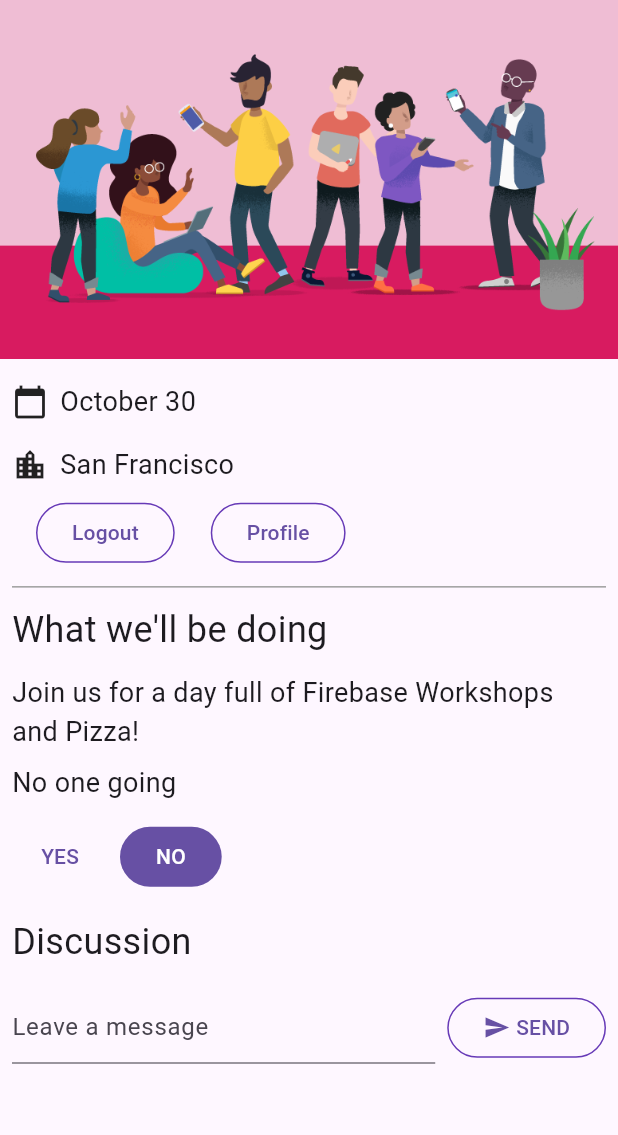
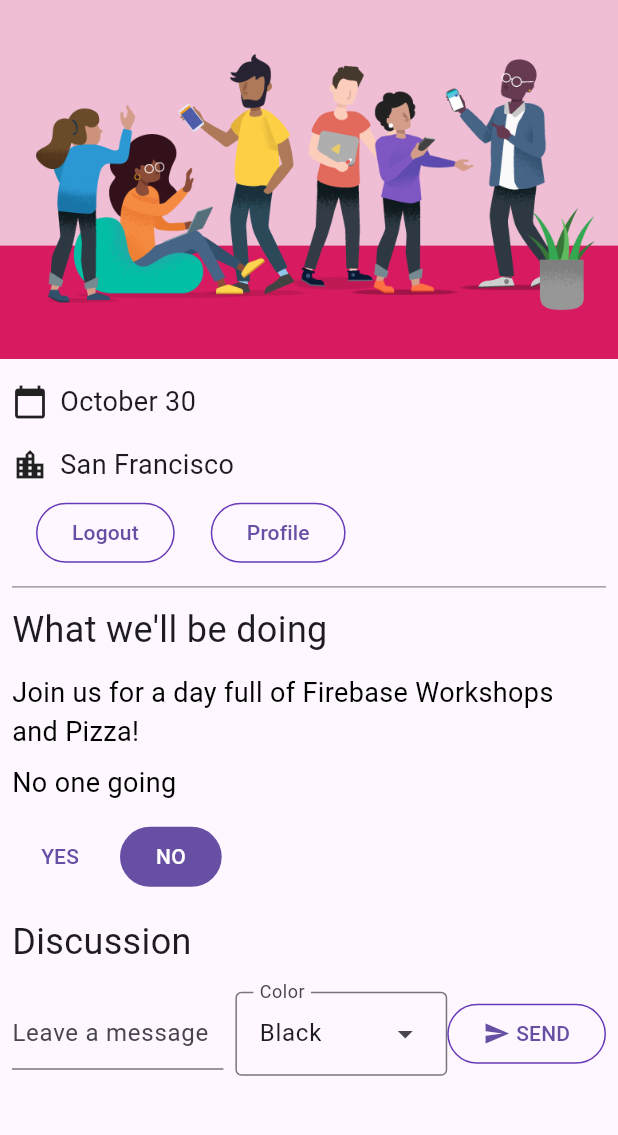
Before and after one commit to 404thecomputer/firebase_demo_2, a Flutter app: the screen it shows once a user with an empty profile is signed in, on a phone screen of 412 x 824 dp, the part 84-1219 px from its top. Run offline on Flutter 3.47's test engine with Material 3 defaults, Android fonts, the phone set to English and light mode, and no system bars; our stand-ins replace cloud_firestore, firebase_auth, firebase_core, flutter_colorpicker, go_router, google_fonts; missing offline and left inert: firebase_ui_auth; accounts and stored records are empty.

Commit message:
Added ability to pick message color
Shows up in messages and is stored in firebase

```diff
--- a/firebase_demo_2/lib/app_state.dart
+++ b/firebase_demo_2/lib/app_state.dart
@@ -73,6 +73,7 @@ class ApplicationState extends ChangeNotifier {
               GuestBookMessage(
                 name: document.data()['name'] as String,
                 message: document.data()['text'] as String,
+                color: document.data()['color'] as String
               ),
             );
           }
@@ -104,7 +105,7 @@ class ApplicationState extends ChangeNotifier {
   }
 
 
-  Future<DocumentReference> addMessageToGuestBook(String message) {
+  Future<DocumentReference> addMessageToGuestBook(String message, String color) {
     if (!_loggedIn) {
       throw Exception('Must be logged in');
     }
@@ -113,6 +114,7 @@ class ApplicationState extends ChangeNotifier {
         .collection('guestbook')
         .add(<String, dynamic>{
       'text': message,
+      'color': color,
       'timestamp': DateTime.now().millisecondsSinceEpoch,
       'name': FirebaseAuth.instance.currentUser!.displayName,
       'userId': FirebaseAuth.instance.currentUser!.uid,
--- a/firebase_demo_2/lib/guest_book.dart
+++ b/firebase_demo_2/lib/guest_book.dart
@@ -1,8 +1,36 @@
 import 'dart:async';
+import 'dart:collection';
 
 import 'package:flutter/material.dart';
 import 'guest_book_message.dart';
 import 'src/widgets.dart';
+import 'package:flutter_colorpicker/flutter_colorpicker.dart';
+
+typedef ColorEntry = DropdownMenuEntry<ColorLabel>;
+
+enum ColorLabel {
+  black('Black', Colors.black),
+  red('Red', Colors.red),
+  blue('Blue', Colors.blue),
+  green('Green', Colors.green),
+  purple('Purple', Colors.deepPurple);
+
+  const ColorLabel(this.label, this.color);
+  final String label;
+  final Color color;
+
+  static final List<ColorEntry> entries = UnmodifiableListView<ColorEntry>(
+    values.map<ColorEntry>(
+      (ColorLabel color) => ColorEntry(
+        value: color,
+        label: color.label,
+        style: MenuItemButton.styleFrom(
+          foregroundColor: color.color,
+        ),
+      ),
+    ),
+  );
+}
 
 class GuestBook extends StatefulWidget {
   const GuestBook({
@@ -11,7 +39,7 @@ class GuestBook extends StatefulWidget {
     required this.messages,
   });
 
-  final FutureOr<void> Function(String message) addMessage;
+  final FutureOr<void> Function(String message, String color) addMessage;
   final List<GuestBookMessage> messages; // new
 
   @override
@@ -22,6 +50,7 @@ class GuestBook extends StatefulWidget {
 class _GuestBookState extends State<GuestBook> {
   final _formKey = GlobalKey<FormState>(debugLabel: '_GuestBookState');
   final _controller = TextEditingController();
+  Color selectedColor = Colors.black;
 
   @override
   Widget build(BuildContext context) {
@@ -49,10 +78,20 @@ class _GuestBookState extends State<GuestBook> {
                   ),
                 ),
                 const SizedBox(width: 8),
+                DropdownMenu<ColorLabel>(
+                  initialSelection: ColorLabel.black,
+                  label: const Text('Color'),
+                  onSelected: (color) {
+                    setState(() {
+                      selectedColor = color!.color;
+                    });
+                  },
+                  dropdownMenuEntries: ColorLabel.entries)
+                ,
                 StyledButton(
                   onPressed: () async {
                     if (_formKey.currentState!.validate()) {
-                      await widget.addMessage(_controller.text);
+                      await widget.addMessage(_controller.text, selectedColor.toHexString());
                       _controller.clear();
                     }
                   },
@@ -70,7 +109,7 @@ class _GuestBookState extends State<GuestBook> {
         ),
         const SizedBox(height: 8),
         for (var message in widget.messages)
-          Paragraph('${message.name}: ${message.message}'),
+          Paragraph('${message.name}: ${message.message}', message.strColor()),
         const SizedBox(height: 8),
       ],
     );
--- a/firebase_demo_2/lib/guest_book_message.dart
+++ b/firebase_demo_2/lib/guest_book_message.dart
@@ -1,6 +1,19 @@
+import 'package:flutter/material.dart';
+import 'package:flutter_colorpicker/flutter_colorpicker.dart';
+
 class GuestBookMessage {
-  GuestBookMessage({required this.name, required this.message});
+  GuestBookMessage({required this.name, required this.message, required this.color});
 
   final String name;
   final String message;
+  final String color;
+
+
+  Color strColor() {
+    if (colorFromHex(color) != null) {
+      return colorFromHex(color)!;
+    } else {
+      return Colors.black;
+    }
+  }
 }
--- a/firebase_demo_2/lib/home_page.dart
+++ b/firebase_demo_2/lib/home_page.dart
@@ -43,16 +43,16 @@ class HomePage extends StatelessWidget {
           ),
           const Header("What we'll be doing"),
           const Paragraph(
-            'Join us for a day full of Firebase Workshops and Pizza!',
+            'Join us for a day full of Firebase Workshops and Pizza!', Colors.black
           ),
           Consumer<ApplicationState>(
             builder: (context, appState, _) => Column(
               crossAxisAlignment: CrossAxisAlignment.start,
               children: [
                 switch (appState.attendees) {
-                1 => const Paragraph('1 person going'),
-                >= 2 => Paragraph('${appState.attendees} people going'),
-                _ => const Paragraph('No one going'),
+                1 => const Paragraph('1 person going', Colors.black),
+                >= 2 => Paragraph('${appState.attendees} people going', Colors.black),
+                _ => const Paragraph('No one going', Colors.black),
                 },
                 if (appState.loggedIn) ...[
                   YesNoSelection(
@@ -61,8 +61,8 @@ class HomePage extends StatelessWidget {
                   ),
                   const Header('Discussion'),
                   GuestBook(
-                    addMessage: (message) =>
-                        appState.addMessageToGuestBook(message),
+                    addMessage: (message, color) =>
+                        appState.addMessageToGuestBook(message, color),
                     messages: appState.guestBookMessages, // new
                   ),
                 ],
--- a/firebase_demo_2/lib/src/widgets.dart
+++ b/firebase_demo_2/lib/src/widgets.dart
@@ -19,14 +19,15 @@ class Header extends StatelessWidget {
 }
 
 class Paragraph extends StatelessWidget {
-  const Paragraph(this.content, {super.key});
+  const Paragraph(this.content, this.color, {super.key});
   final String content;
+  final Color color;
   @override
   Widget build(BuildContext context) => Padding(
         padding: const EdgeInsets.symmetric(horizontal: 8, vertical: 4),
         child: Text(
           content,
-          style: const TextStyle(fontSize: 18),
+          style: TextStyle(fontSize: 18, color: color),
         ),
       );
 }
--- a/firebase_demo_2/pubspec.yaml
+++ b/firebase_demo_2/pubspec.yaml
@@ -43,6 +43,7 @@ dependencies:
   firebase_ui_auth: ^1.16.0
   provider: ^6.1.2
   cloud_firestore: ^5.5.1
+  flutter_colorpicker: ^1.1.0
 
 dev_dependencies:
   flutter_test:
```
Also changed, not shown: firebase_demo_2/firebase.json, firebase_demo_2/lib/firebase_options.dart, firebase_demo_2/pubspec.lock.
